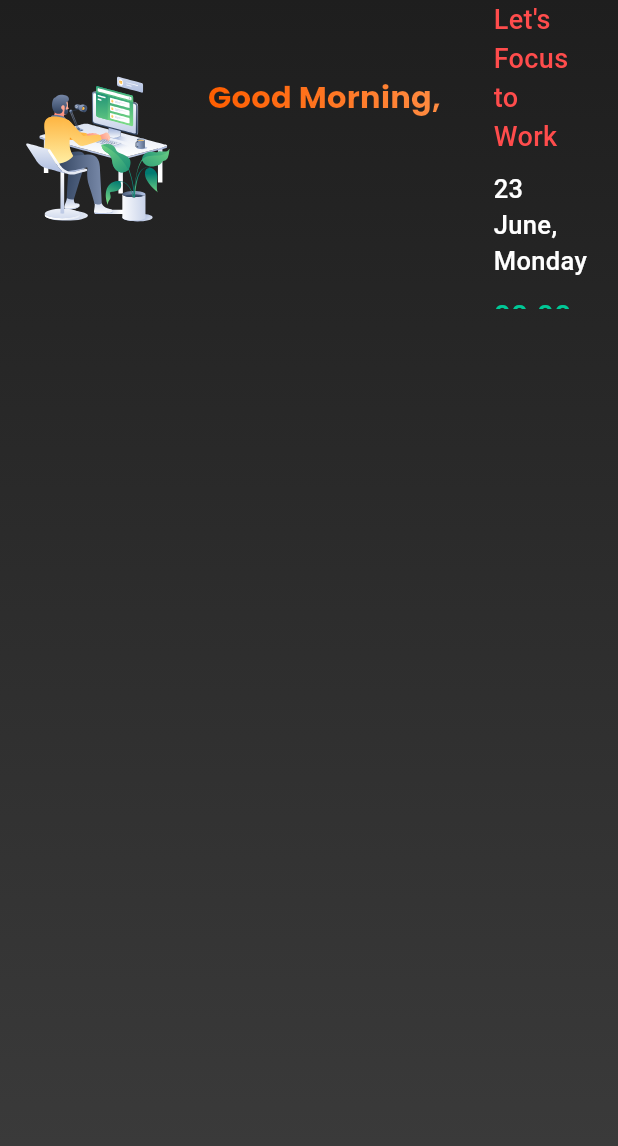
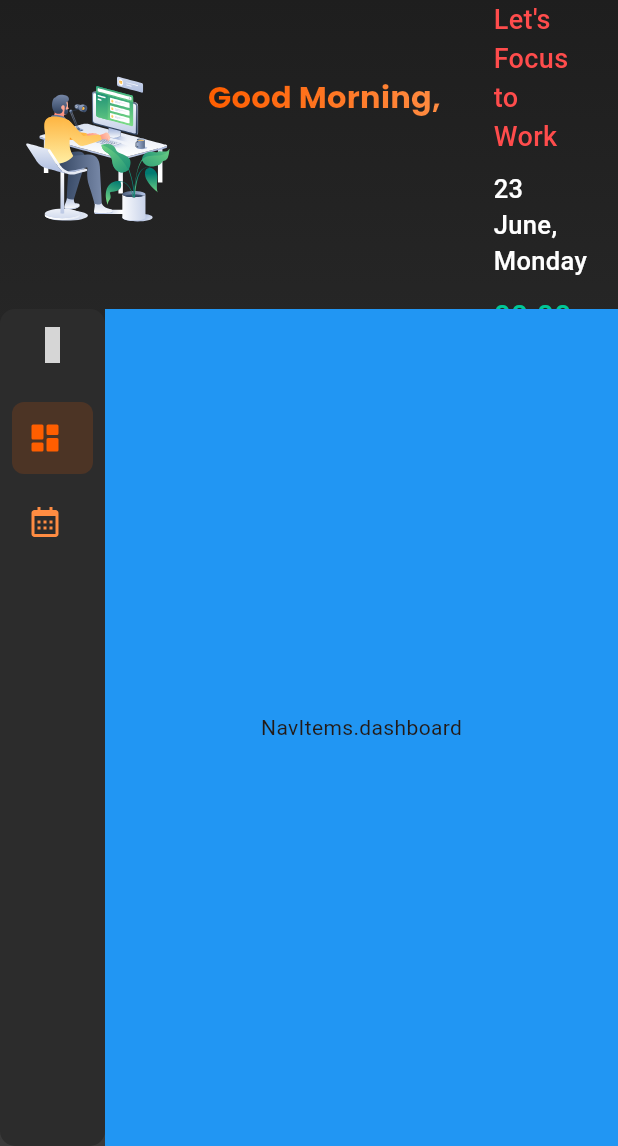
Before and after one commit to Aflah3100/office_book_app, a Flutter app: the HomeScreen screen opened by its route, on a phone screen of 412 x 824 dp, the part 90-1236 px from its top. Run offline on Flutter 3.47's test engine with Material 3 defaults, Android fonts, the light colour scheme and no system bars; drawn by our look-alikes of carousel_slider; our stand-ins replace google_fonts, hive, hive_flutter, icons_plus, lottie, shared_preferences; missing offline and left inert: window_size; accounts and stored records are empty; network calls fail; grey boxes are pictures that could not be loaded.

Commit message:
Added collapsible nav bar to the home screen.

```diff
--- a/lib/core/app_enums.dart
+++ b/lib/core/app_enums.dart
@@ -5,3 +5,5 @@ enum UserStatus { available, away, busy, offline }
 enum DateType { month, year, day, all, monthString }
 
 enum CheckInStatus{checkIn,checkOut}
+
+enum NavItems { dashboard, dailyFill  }
--- /dev/null
+++ b/lib/features/home/providers/nav_bar_provider.dart
@@ -0,0 +1,14 @@
+import 'package:flutter/widgets.dart';
+import 'package:office_book_app/core/app_enums.dart';
+
+//Provider to manager nav bar state
+class NavBarProvider with ChangeNotifier {
+  NavItems _selectedNavItem = NavItems.dashboard;
+
+  void setNavItem(NavItems navItem) {
+    _selectedNavItem = navItem;
+    notifyListeners();
+  }
+
+  NavItems getSelectedNavItem() => _selectedNavItem;
+}
--- a/lib/features/home/screens/home_screen.dart
+++ b/lib/features/home/screens/home_screen.dart
@@ -7,8 +7,10 @@ import 'package:lottie/lottie.dart';
 import 'package:office_book_app/core/app_assets.dart';
 import 'package:office_book_app/core/app_colors.dart';
 import 'package:office_book_app/core/app_enums.dart';
+import 'package:office_book_app/features/home/providers/nav_bar_provider.dart';
 import 'package:office_book_app/features/home/utils/home_screen_utils.dart';
 import 'package:office_book_app/features/home/widgets/app_bar.dart';
+import 'package:office_book_app/features/home/widgets/collapsible_nav_bar.dart';
 import 'package:office_book_app/shared/providers/current_user_provider.dart';
 import 'package:office_book_app/shared/router/route_constants.dart';
 import 'package:office_book_app/shared/services/quotes_services.dart';
@@ -292,6 +294,38 @@ class _HomeScreenState extends State<HomeScreen> {
                   ),
                 ),
               ),
+
+              //Home-Body-Container
+              Expanded(
+                child: Row(
+                  children: [
+                    Consumer<NavBarProvider>(
+                      builder: (ctx, navBarProvider, _) {
+                        return CollapsibleNavBar(
+                          selectedItem: navBarProvider.getSelectedNavItem(),
+                          onItemSelected: (navItem) {
+                            navBarProvider.setNavItem(navItem);
+                          },
+                        );
+                      },
+                    ),
+                    Expanded(
+                      child: Container(
+                        color: Colors.blue,
+                        child: Consumer<NavBarProvider>(
+                          builder: (ctx, navBarProvider, _) {
+                            return Center(
+                              child: Text(
+                                navBarProvider.getSelectedNavItem().toString(),
+                              ),
+                            );
+                          },
+                        ),
+                      ),
+                    ),
+                  ],
+                ),
+              ),
             ],
           ),
         ),
--- /dev/null
+++ b/lib/features/home/widgets/collapsible_nav_bar.dart
@@ -0,0 +1,147 @@
+import 'package:flutter/material.dart';
+import 'package:office_book_app/core/app_colors.dart';
+import 'package:icons_plus/icons_plus.dart';
+import 'package:office_book_app/core/app_enums.dart';
+import 'package:office_book_app/features/auth/screens/lock_screen.dart';
+import 'package:office_book_app/shared/providers/current_user_provider.dart';
+import 'package:provider/provider.dart';
+
+class CollapsibleNavBar extends StatefulWidget {
+  final NavItems selectedItem;
+  final Function(NavItems) onItemSelected;
+
+  const CollapsibleNavBar({
+    super.key,
+    required this.selectedItem,
+    required this.onItemSelected,
+  });
+
+  @override
+  State<CollapsibleNavBar> createState() => _CollapsibleNavBarState();
+}
+
+class _CollapsibleNavBarState extends State<CollapsibleNavBar> {
+  bool isExpanded = false;
+
+  void toggleNav() {
+    setState(() {
+      isExpanded = !isExpanded;
+    });
+  }
+
+  @override
+  Widget build(BuildContext context) {
+    return AnimatedContainer(
+      duration: const Duration(milliseconds: 300),
+      width: isExpanded ? 200 : 70,
+      padding: EdgeInsets.only(bottom: 10),
+      decoration: BoxDecoration(
+        color: AppColors.dividerColor,
+        borderRadius: BorderRadius.all(Radius.circular(10)),
+      ),
+      child: Column(
+        children: [
+          // Toggle Button
+          IconButton(
+            icon: Icon(
+              isExpanded
+                  ? Iconsax.arrow_square_left_outline
+                  : Iconsax.menu_outline,
+            ),
+            color: Colors.white,
+            onPressed: toggleNav,
+          ),
+          const SizedBox(height: 10),
+
+          // Nav Items
+          _buildNavItem(
+            (BoxIcons.bxs_dashboard),
+            "Dashboard",
+            NavItems.dashboard,
+          ),
+          _buildNavItem(BoxIcons.bx_calendar, "Daily Fill", NavItems.dailyFill),
+
+          Spacer(),
+
+          //Lock-Screen-button
+          Consumer<CurrentUserProvider>(
+            builder: (ctx, currentUserProvider, _) {
+              return (currentUserProvider.currentUser.isPinchecked)
+                  ? CollapsibleLockButton(isExpanded: isExpanded)
+                  : SizedBox();
+            },
+          ),
+        ],
+      ),
+    );
+  }
+
+  Widget _buildNavItem(IconData icon, String label, NavItems item) {
+    final isSelected = widget.selectedItem == item;
+    return InkWell(
+      onTap: () => widget.onItemSelected(item),
+      child: Container(
+        padding: const EdgeInsets.symmetric(vertical: 12.0, horizontal: 10),
+        decoration: BoxDecoration(
+          color:
+              isSelected
+                  ? Color.fromRGBO(255, 94, 0, 0.15)
+                  : Colors.transparent,
+          borderRadius: BorderRadius.circular(8),
+        ),
+        margin: const EdgeInsets.symmetric(horizontal: 8, vertical: 4),
+        child: Row(
+          children: [
+            Icon(
+              icon,
+              color:
+                  (isSelected)
+                      ? AppColors.primaryOrange
+                      : AppColors.primaryOrangeLight,
+            ),
+            if (isExpanded) const SizedBox(width: 10),
+            if (isExpanded)
+              Expanded(
+                child: Text(label, style: TextStyle(color: Colors.white)),
+              ),
+          ],
+        ),
+      ),
+    );
+  }
+}
+
+class CollapsibleLockButton extends StatelessWidget {
+  const CollapsibleLockButton({super.key, required this.isExpanded});
+
+  final bool isExpanded;
+
+  @override
+  Widget build(BuildContext context) {
+    return ElevatedButton.icon(
+      style: ElevatedButton.styleFrom(
+        backgroundColor:
+            (isExpanded) ? const Color(0xFF3A3A3A) : AppColors.dividerColor,
+        shape: RoundedRectangleBorder(borderRadius: BorderRadius.circular(8)),
+      ),
+      icon: Center(
+        child: Icon(
+          Iconsax.lock_1_bold,
+          color: AppColors.primaryOrange,
+          size: (isExpanded) ? 18 : 25,
+        ),
+      ),
+      onPressed: () {
+        Navigator.pushNamed(context, LockScreen.routeName);
+      },
+
+      label:
+          ((isExpanded))
+              ? Text(
+                "Lock Screen",
+                style: TextStyle(color: AppColors.textPrimary),
+              )
+              : SizedBox(),
+    );
+  }
+}
--- a/lib/main.dart
+++ b/lib/main.dart
@@ -5,6 +5,7 @@ import 'package:hive/hive.dart';
 import 'package:office_book_app/core/app_colors.dart';
 import 'package:office_book_app/features/auth/screens/login_screen.dart';
 import 'package:office_book_app/features/home/providers/app_bar_provider.dart';
+import 'package:office_book_app/features/home/providers/nav_bar_provider.dart';
 import 'package:office_book_app/features/home/screens/home_screen.dart';
 import 'package:office_book_app/shared/hive_database/services/hive_initializer.dart';
 import 'package:office_book_app/shared/hive_database/services/hive_user_services.dart';
@@ -47,6 +48,7 @@ class MyApp extends StatelessWidget {
         ChangeNotifierProvider(create: (_) => Loginprovider()),
         ChangeNotifierProvider(create: (_) => AppBarProvider()),
         ChangeNotifierProvider(create: (_) => CurrentUserProvider()),
+        ChangeNotifierProvider(create: (_)=> NavBarProvider())
       ],
       child: MaterialApp(
         title: 'Office Book',
--- a/pubspec.yaml
+++ b/pubspec.yaml
@@ -41,6 +41,7 @@ dependencies:
   hive_flutter: ^1.1.0
   hive_generator: ^2.0.1
   http: ^1.4.0
+  icons_plus: ^5.0.0
   lottie: ^3.3.1
   path_provider: ^2.1.5
   provider: ^6.1.5
```
Also changed, not shown: pubspec.lock.
